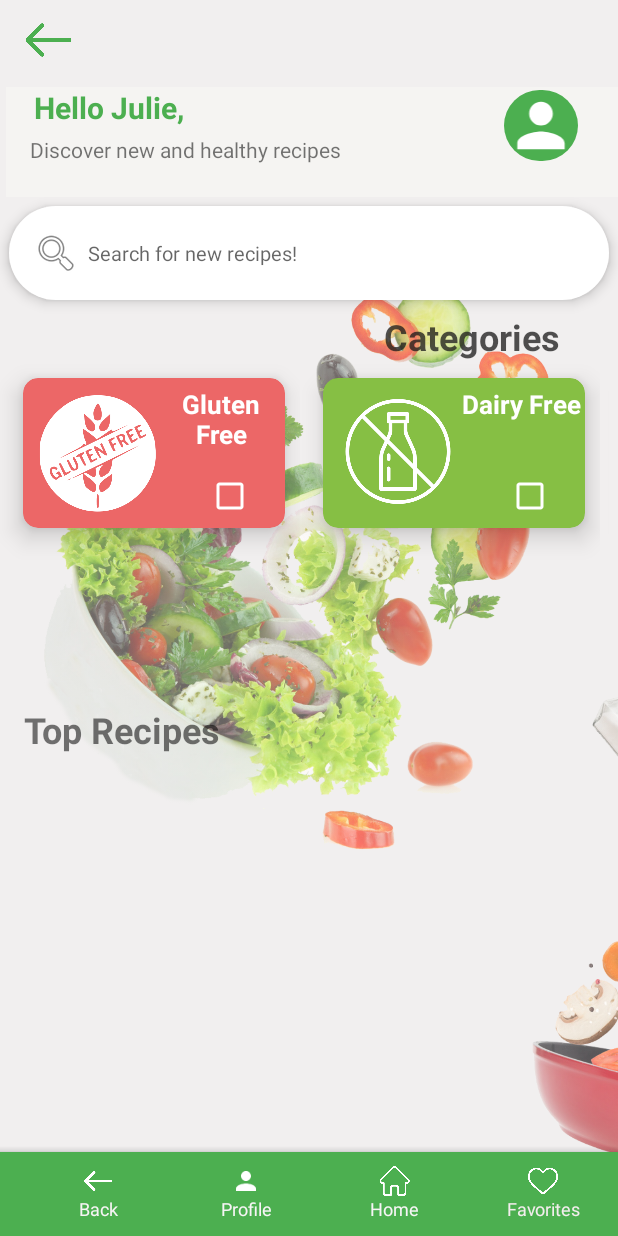
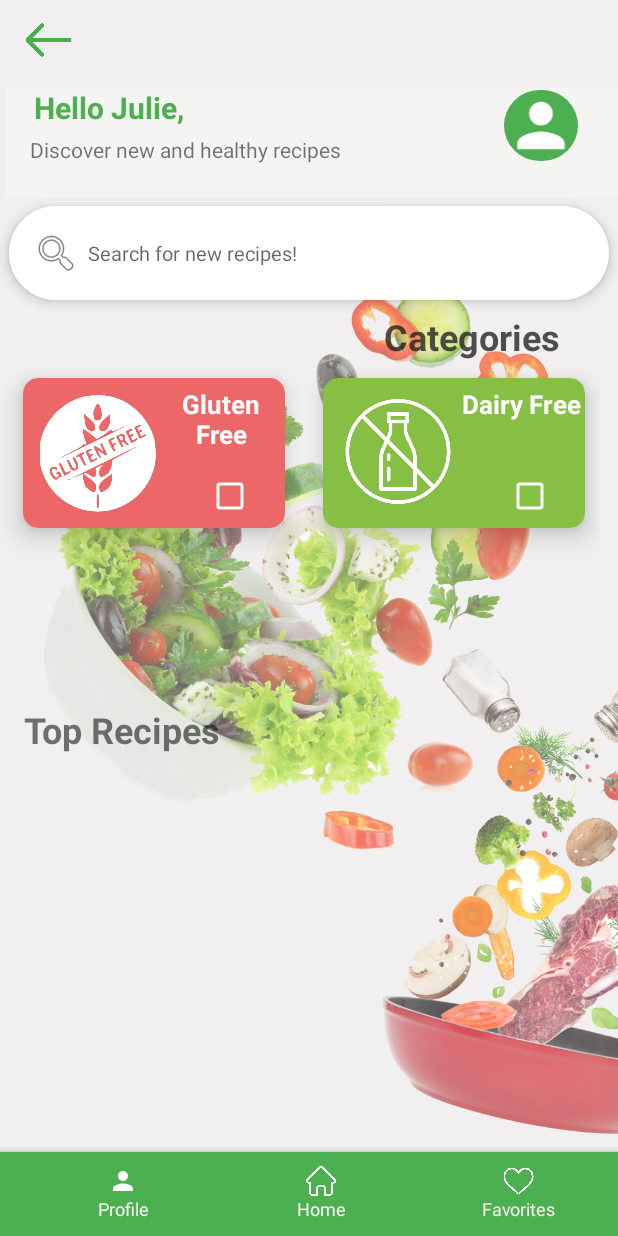
Before and after one commit to julie17-d/Eat_Up, an Android app: the MainActivity screen opened directly, with no data from a screen before it, on a phone screen of 412 x 824 dp. Run offline under Robolectric (Android 15) with nearby library versions, the phone set to English and light mode, and no system bars; our stand-ins replace sdp/ssp sizes; Roboto replaces fonts that are not available here.

Commit message:
image replace

```diff
--- a/app/src/main/res/layout/activity_main.xml
+++ b/app/src/main/res/layout/activity_main.xml
@@ -12,8 +12,8 @@
         android:id="@+id/imageView5"
         android:layout_width="414dp"
         android:layout_height="729dp"
-        android:layout_marginStart="-140dp"
         android:layout_margin="5dp"
+        android:layout_marginStart="-100dp"
         android:contentDescription="@string/salad1"
         android:tint="#60F8F2F2"
         app:layout_constraintStart_toStartOf="parent"
@@ -37,8 +37,8 @@
         android:id="@+id/imageView4"
         android:layout_width="wrap_content"
         android:layout_height="wrap_content"
-        android:layout_marginStart="-100dp"
-        android:layout_marginBottom="-200dp"
+        android:layout_marginStart="-200dp"
+        android:layout_marginBottom="-170dp"
         android:contentDescription="@string/salad2"
         android:tint="#51FFFFFF"
         app:layout_constraintBottom_toBottomOf="parent"
@@ -171,11 +171,7 @@
             android:id="@+id/include_bottom_nav"
             layout="@layout/bottom_nav" />
 
-        <include
-            android:id="@+id/include_bottom_nav"
-            layout="@layout/bottom_nav"
-            android:layout_width="match_parent"
-            android:layout_height="wrap_content" />
+
     </LinearLayout>
 
 
--- a/app/src/main/res/layout/bottom_nav.xml
+++ b/app/src/main/res/layout/bottom_nav.xml
@@ -19,31 +19,6 @@
             android:layout_width="match_parent"
             android:layout_height="match_parent"
             android:orientation="horizontal">
-
-            <LinearLayout
-                android:id="@+id/homeBtn"
-                android:layout_width="0dp"
-                android:layout_height="match_parent"
-                android:layout_weight="0.2"
-                android:orientation="vertical">
-
-                <ImageView
-                    android:id="@+id/imageView89"
-                    android:layout_width="match_parent"
-                    android:layout_height="20dp"
-                    android:layout_weight="1"
-                    app:srcCompat="@drawable/back"
-                    app:tint="@color/white" />
-
-                <TextView
-                    android:id="@+id/textView11"
-                    android:layout_width="match_parent"
-                    android:layout_height="wrap_content"
-                    android:text="Back"
-                    android:textAlignment="center"
-                    android:textColor="#F6F4F4"
-                    android:textSize="12sp" />
-            </LinearLayout>
 
             <LinearLayout
                 android:layout_width="0dp"
```
